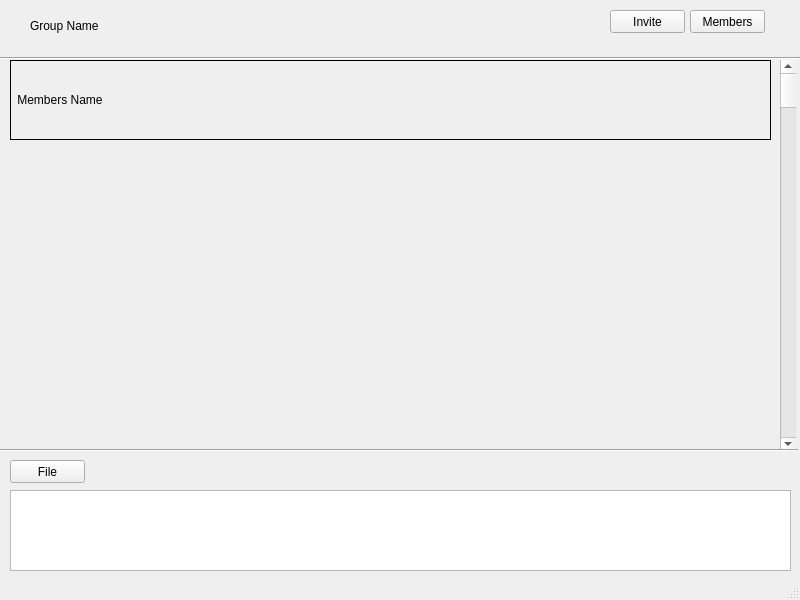
The window that GUI/GroupChat/GroupChatUI.ui (mhdfadlyhasan/FP-Progjar-Kelompok-3) describes before a commit, drawn with Qt 5.
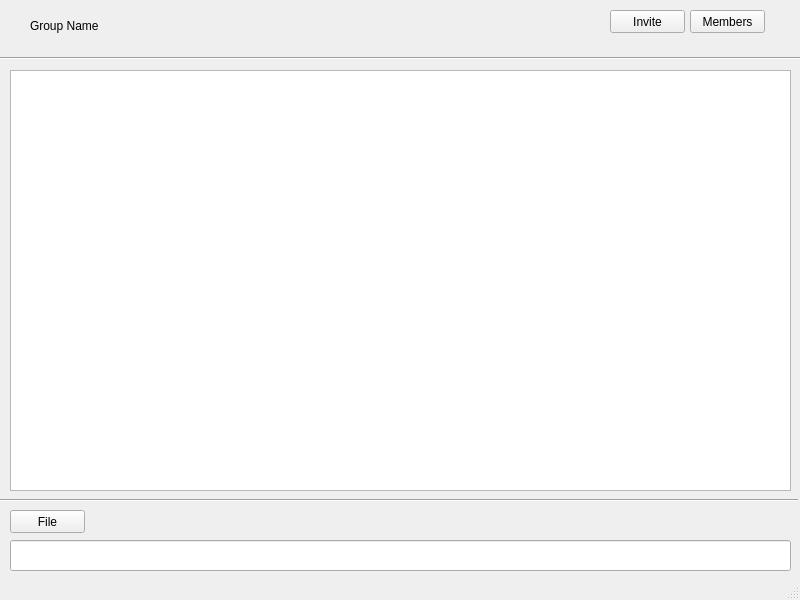
The same window after the commit.

Commit message: change group chat window GUI

```diff
--- a/GUI/GroupChat/GroupChatUI.ui
+++ b/GUI/GroupChat/GroupChatUI.ui
@@ -53,24 +53,11 @@
      <enum>Qt::Horizontal</enum>
     </property>
    </widget>
-   <widget class="QScrollBar" name="scrollbar">
-    <property name="geometry">
-     <rect>
-      <x>780</x>
-      <y>60</y>
-      <width>16</width>
-      <height>391</height>
-     </rect>
-    </property>
-    <property name="orientation">
-     <enum>Qt::Vertical</enum>
-    </property>
-   </widget>
    <widget class="Line" name="bottomline">
     <property name="geometry">
      <rect>
       <x>-3</x>
-      <y>440</y>
+      <y>490</y>
       <width>801</width>
       <height>20</height>
      </rect>
@@ -79,21 +66,11 @@
      <enum>Qt::Horizontal</enum>
     </property>
    </widget>
-   <widget class="QTextEdit" name="textEdit">
-    <property name="geometry">
-     <rect>
-      <x>10</x>
-      <y>490</y>
-      <width>781</width>
-      <height>81</height>
-     </rect>
-    </property>
-   </widget>
    <widget class="QPushButton" name="file">
     <property name="geometry">
      <rect>
       <x>10</x>
-      <y>460</y>
+      <y>510</y>
       <width>75</width>
       <height>23</height>
      </rect>
@@ -102,41 +79,6 @@
      <string>File</string>
     </property>
    </widget>
-   <widget class="QWidget" name="member_name_container" native="true">
-    <property name="geometry">
-     <rect>
-      <x>10</x>
-      <y>60</y>
-      <width>761</width>
-      <height>81</height>
-     </rect>
-    </property>
-    <widget class="QWidget" name="verticalLayoutWidget">
-     <property name="geometry">
-      <rect>
-       <x>0</x>
-       <y>0</y>
-       <width>761</width>
-       <height>80</height>
-      </rect>
-     </property>
-     <layout class="QVBoxLayout" name="member_name_layout">
-      <item>
-       <widget class="QLabel" name="member_name">
-        <property name="enabled">
-         <bool>true</bool>
-        </property>
-        <property name="frameShape">
-         <enum>QFrame::Box</enum>
-        </property>
-        <property name="text">
-         <string> Members Name</string>
-        </property>
-       </widget>
-      </item>
-     </layout>
-    </widget>
-   </widget>
    <widget class="QPushButton" name="invite">
     <property name="geometry">
      <rect>
@@ -150,6 +92,26 @@
      <string>Invite</string>
     </property>
    </widget>
+   <widget class="QTextEdit" name="message_list">
+    <property name="geometry">
+     <rect>
+      <x>10</x>
+      <y>70</y>
+      <width>781</width>
+      <height>421</height>
+     </rect>
+    </property>
+   </widget>
+   <widget class="QLineEdit" name="input">
+    <property name="geometry">
+     <rect>
+      <x>10</x>
+      <y>540</y>
+      <width>781</width>
+      <height>31</height>
+     </rect>
+    </property>
+   </widget>
   </widget>
   <widget class="QStatusBar" name="statusbar"/>
  </widget>
```
The commit also changes 4 other files.
